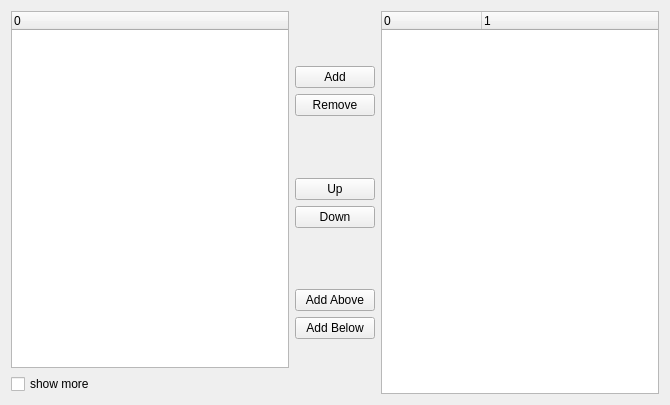
Old version of the form mscore/mscore/instrwizard.ui in the repository musescore/musescore-old.
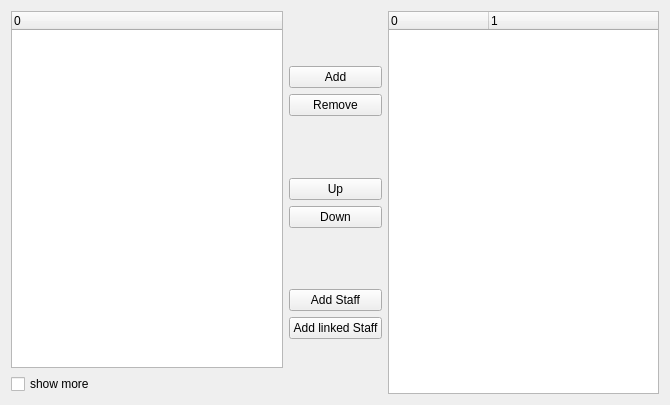
New version of the form.

What changed in the file:
```diff
--- a/mscore/mscore/instrwizard.ui
+++ b/mscore/mscore/instrwizard.ui
@@ -140,7 +140,7 @@
       </spacer>
      </item>
      <item>
-      <widget class="QPushButton" name="aboveButton">
+      <widget class="QPushButton" name="belowButton">
        <property name="sizePolicy">
         <sizepolicy hsizetype="Minimum" vsizetype="Fixed">
          <horstretch>0</horstretch>
@@ -148,20 +148,14 @@
         </sizepolicy>
        </property>
        <property name="text">
-        <string>Add Above</string>
+        <string>Add Staff</string>
        </property>
       </widget>
      </item>
      <item>
-      <widget class="QPushButton" name="belowButton">
-       <property name="sizePolicy">
-        <sizepolicy hsizetype="Minimum" vsizetype="Fixed">
-         <horstretch>0</horstretch>
-         <verstretch>0</verstretch>
-        </sizepolicy>
-       </property>
+      <widget class="QPushButton" name="linkedButton">
        <property name="text">
-        <string>Add Below</string>
+        <string>Add linked Staff</string>
        </property>
       </widget>
      </item>
```
